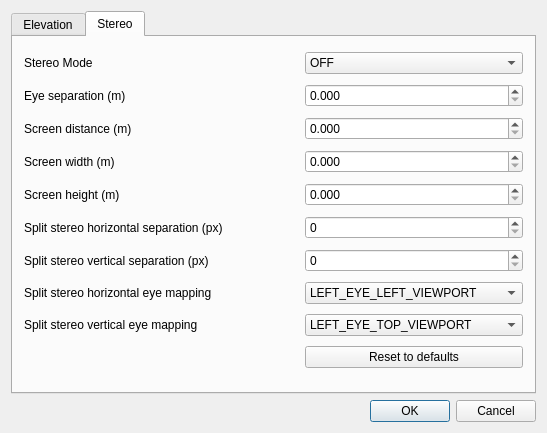
Qt form src/plugins/globe/globe_plugin_dialog_guibase.ui (sourcepole/qgis) before a commit.
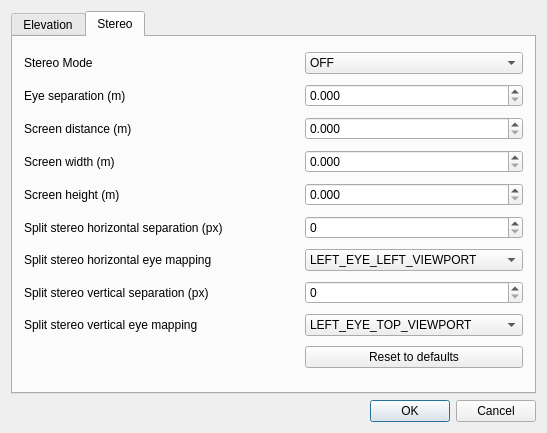
The same form after that commit. Icons and pictures are not drawn.

Commit message: Added disabling of irrelevant options to settings dialog

Patch:
```diff
--- a/src/plugins/globe/globe_plugin_dialog_guibase.ui
+++ b/src/plugins/globe/globe_plugin_dialog_guibase.ui
@@ -2,6 +2,9 @@
 <ui version="4.0">
  <class>QgsGlobePluginDialogGuiBase</class>
  <widget class="QDialog" name="QgsGlobePluginDialogGuiBase">
+  <property name="enabled">
+   <bool>true</bool>
+  </property>
   <property name="geometry">
    <rect>
     <x>0</x>
@@ -215,7 +218,7 @@
          </property>
         </widget>
        </item>
-       <item row="12" column="0" colspan="2">
+       <item row="13" column="0" colspan="2">
         <widget class="QLabel" name="splitStereoVerticalSeparationLabel">
          <property name="text">
           <string>Split stereo vertical separation (px)</string>
@@ -260,30 +263,13 @@
          </property>
         </widget>
        </item>
-       <item row="13" column="0">
-        <widget class="QLabel" name="splitStereoHorizontalEyeMappingLabel">
-         <property name="text">
-          <string>Split stereo horizontal eye mapping</string>
-         </property>
-        </widget>
-       </item>
        <item row="13" column="2">
-        <widget class="QComboBox" name="splitStereoHorizontalEyeMapping">
-         <item>
-          <property name="text">
-           <string>LEFT_EYE_LEFT_VIEWPORT</string>
-          </property>
-         </item>
-         <item>
-          <property name="text">
-           <string>LEFT_EYE_RIGHT_VIEWPORT</string>
-          </property>
-         </item>
+        <widget class="QSpinBox" name="splitStereoVerticalSeparation">
+         <property name="accelerated">
+          <bool>true</bool>
+         </property>
         </widget>
        </item>
-       <item row="12" column="2">
-        <widget class="QSpinBox" name="splitStereoVerticalSeparation"/>
-       </item>
        <item row="10" column="2">
         <widget class="QSpinBox" name="splitStereoHorizontalSeparation"/>
        </item>
@@ -343,6 +329,27 @@
          </property>
         </widget>
        </item>
+       <item row="11" column="0">
+        <widget class="QLabel" name="splitStereoHorizontalEyeMappingLabel">
+         <property name="text">
+          <string>Split stereo horizontal eye mapping</string>
+         </property>
+        </widget>
+       </item>
+       <item row="11" column="2">
+        <widget class="QComboBox" name="splitStereoHorizontalEyeMapping">
+         <item>
+          <property name="text">
+           <string>LEFT_EYE_LEFT_VIEWPORT</string>
+          </property>
+         </item>
+         <item>
+          <property name="text">
+           <string>LEFT_EYE_RIGHT_VIEWPORT</string>
+          </property>
+         </item>
+        </widget>
+       </item>
       </layout>
      </widget>
     </widget>
```
Left out of the diff: 45 changed lines with no effect on the pictures. The commit also changes 2 other files.
